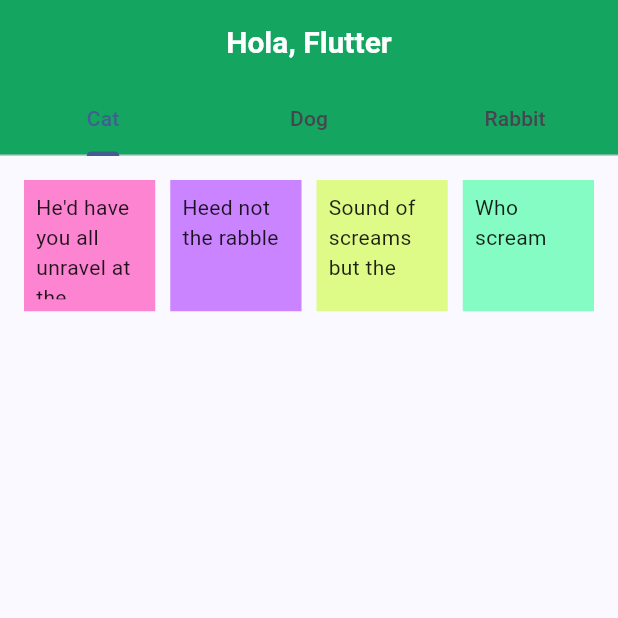
After one commit to maria-ramirez20/Moviles, a Flutter app: the screen it shows after launch, in the side drawer, after a tap on "Taller 2", on a phone screen of 412 x 824 dp, the top half of it. The commit adds this screen. Run offline on Flutter 3.47's test engine with Material 3 defaults, Android fonts, the phone set to English and light mode, and no system bars; our stand-ins replace go_router.

Commit message:
Add: Widgets

```diff
--- a/lib/routes/app_router.dart
+++ b/lib/routes/app_router.dart
@@ -4,6 +4,7 @@ import 'package:flutter_application_1/views/home/home.dart';
 import 'package:flutter_application_1/views/paso_parametros/detalle_parametros.dart';
 import 'package:flutter_application_1/views/paso_parametros/paso_parametros.dart';
 import 'package:flutter_application_1/main_1.dart';
+import 'package:flutter_application_1/views/widgets_2/widgets_2.dart';
 
 final GoRouter appRouter = GoRouter(
 
@@ -26,6 +27,13 @@ final GoRouter appRouter = GoRouter(
     GoRoute(
       path: '/main_1',
       builder: (context, state) => const HomePage(),
+
+
+    ),
+
+    GoRoute(
+      path: '/widgets_2',
+      builder: (context, state) => const HomePage2(),
 
 
     ),
--- /dev/null
+++ b/lib/views/widgets_2/widgets_2.dart
@@ -0,0 +1,69 @@
+import 'package:flutter/material.dart';
+
+class HomePage2 extends StatefulWidget {
+  const HomePage2({super.key});
+  @override
+  State<HomePage2> createState() => _HomePageState();
+}
+
+class _HomePageState extends State<HomePage2> {
+  String title = 'Hola, Flutter';
+
+  @override
+  Widget build(BuildContext context) {
+    return DefaultTabController(
+      length: 3, // Número de tabs
+      child: Scaffold(
+        appBar: AppBar(
+          title: Text(title),
+          bottom: const TabBar(
+            tabs: [
+              Tab(text: "Cat"),
+              Tab(text: "Dog"),
+              Tab(text: "Rabbit"),
+            ],
+          ),
+        ),
+        body: Padding(
+          padding: const EdgeInsets.all(16),
+          child: Column(
+            crossAxisAlignment: CrossAxisAlignment.stretch,
+            children: [
+              SizedBox(
+                height: 200,
+                child: GridView.count(
+                  mainAxisSpacing: 20.0,
+                  crossAxisCount: 4,
+                  crossAxisSpacing: 10,
+                  children: <Widget>[
+                    Container(
+                      padding: const EdgeInsets.all(8),
+                      color: const Color.fromARGB(120, 255, 0, 155),
+                      child: const Text("He'd have you all unravel at the"),
+                    ),
+                    Container(
+                      padding: const EdgeInsets.all(8),
+                      color: const Color.fromARGB(120, 149, 0, 254),
+                      child: const Text('Heed not the rabble'),
+                    ),
+                    Container(
+                      padding: const EdgeInsets.all(8),
+                      color: const Color.fromARGB(120, 191, 254, 1),
+                      child: const Text('Sound of screams but the'),
+                    ),
+                    Container(
+                      padding: const EdgeInsets.all(8),
+                      color: const Color.fromARGB(120, 0, 255, 128),
+                      child: const Text('Who scream'),
+                    ),
+                  ],
+                ),
+              ),
+              // Puedes agregar aquí el contenido de cada tab usando TabBarView si lo necesitas
+            ],
+          ),
+        ),
+      ),
+    );
+  }
+}
--- a/lib/widgets/custom_drawer.dart
+++ b/lib/widgets/custom_drawer.dart
@@ -57,6 +57,15 @@ class CustomDrawer extends StatelessWidget {
 
           ListTile(
             leading: const Icon(Icons.book),
+            title: const Text('Taller 2'),
+            onTap: () {
+              context.go('/widgets_2');
+              Navigator.pop(context); // Cierra el drawer
+            },
+          ),
+
+          ListTile(
+            leading: const Icon(Icons.book),
             title: const Text('Taller 1'),
             onTap: () {
               context.go('/main_1');
```
